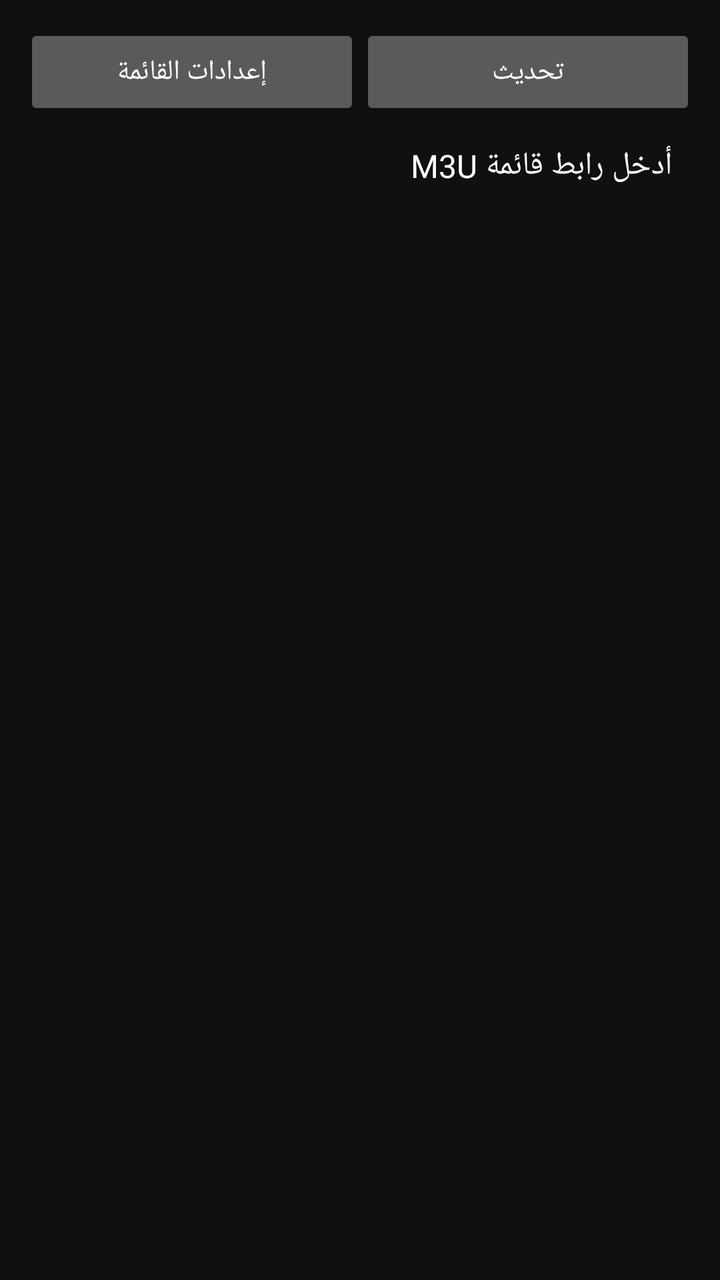
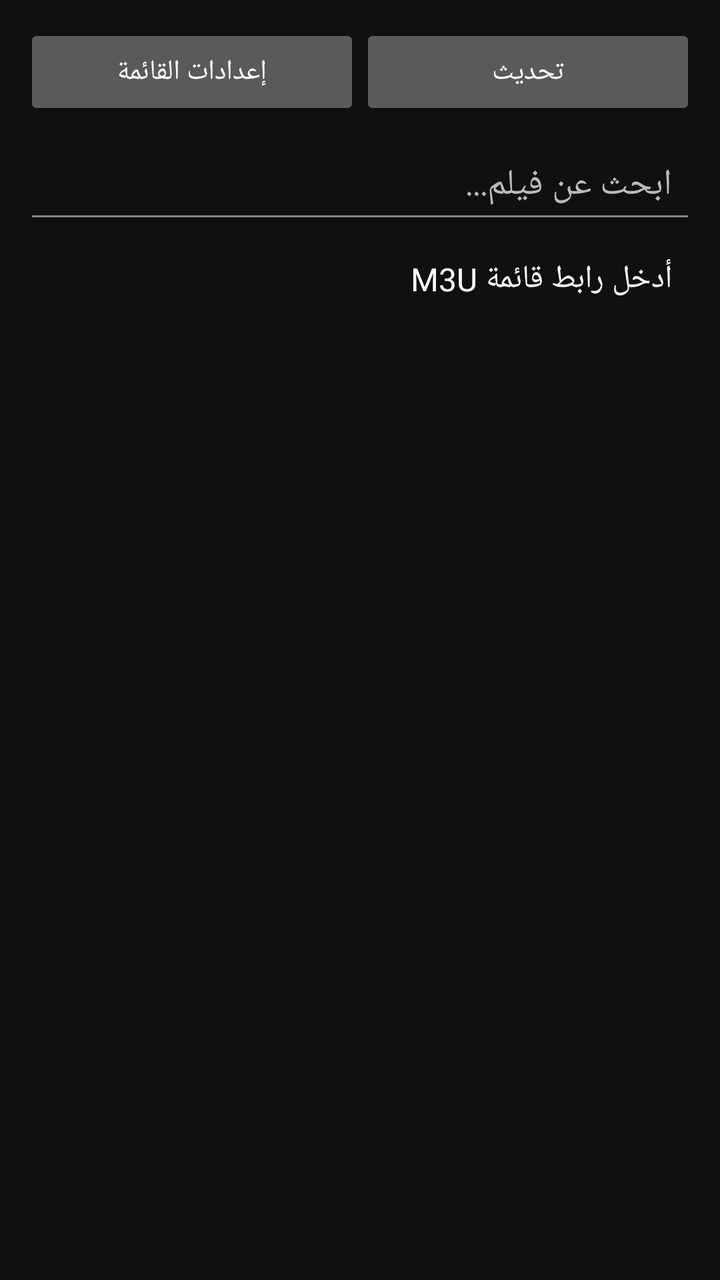

Screens rendered from an Android XML layout before and after an edit, with the pre-edit source and the edit as a unified diff.
<!-- AndroidManifest.xml: application theme Theme.Dlala -->
<!-- res/layout/activity_main.xml -->
<?xml version="1.0" encoding="utf-8"?>
<LinearLayout
    xmlns:android="http://schemas.android.com/apk/res/android"
    android:layout_width="match_parent"
    android:layout_height="match_parent"
    android:orientation="vertical"
    android:padding="12dp"
    android:background="#101010">

    <LinearLayout
        android:layout_width="match_parent"
        android:layout_height="wrap_content"
        android:orientation="horizontal">

        <Button
            android:id="@+id/btn_settings"
            android:layout_width="0dp"
            android:layout_height="wrap_content"
            android:layout_weight="1"
            android:text="إعدادات القائمة" />

        <Button
            android:id="@+id/btn_refresh"
            android:layout_width="0dp"
            android:layout_height="wrap_content"
            android:layout_weight="1"
            android:text="تحديث" />

    </LinearLayout>

    <TextView
        android:id="@+id/status"
        android:layout_width="match_parent"
        android:layout_height="wrap_content"
        android:padding="12dp"
        android:text="أدخل رابط قائمة M3U"
        android:textColor="#FFFFFF"
        android:textSize="16sp" />

    <androidx.recyclerview.widget.RecyclerView
        android:id="@+id/list"
        android:layout_width="match_parent"
        android:layout_height="0dp"
        android:layout_weight="1" />

</LinearLayout>
<!-- resources referenced by this layout -->
<resources>
  <style name="Theme.Dlala" parent="Theme.AppCompat.NoActionBar">
          <item name="android:windowBackground">@color/bg</item>
          <item name="colorAccent">@color/accent</item>
      </style>
  <color name="bg">#0F1115</color>
  <color name="accent">#E5A00D</color>
</resources>

<!-- the commit's change to res/layout/activity_main.xml (unified diff, before → after) -->
@@ -1,6 +1,5 @@
 <?xml version="1.0" encoding="utf-8"?>
-<LinearLayout
-    xmlns:android="http://schemas.android.com/apk/res/android"
+<LinearLayout    xmlns:android="http://schemas.android.com/apk/res/android"
     android:layout_width="match_parent"
     android:layout_height="match_parent"
     android:orientation="vertical"
@@ -28,6 +27,19 @@
 
     </LinearLayout>
 
+    <EditText
+        android:id="@+id/search_input"
+        android:layout_width="match_parent"
+        android:layout_height="wrap_content"
+        android:layout_marginTop="8dp"
+        android:hint="ابحث عن فيلم..."
+        android:inputType="text"
+        android:singleLine="true"
+        android:textColor="#FFFFFF"
+        android:textColorHint="#BBBBBB"
+        android:backgroundTint="#888888"
+        android:padding="12dp" />
+
     <TextView
         android:id="@+id/status"
         android:layout_width="match_parent"
